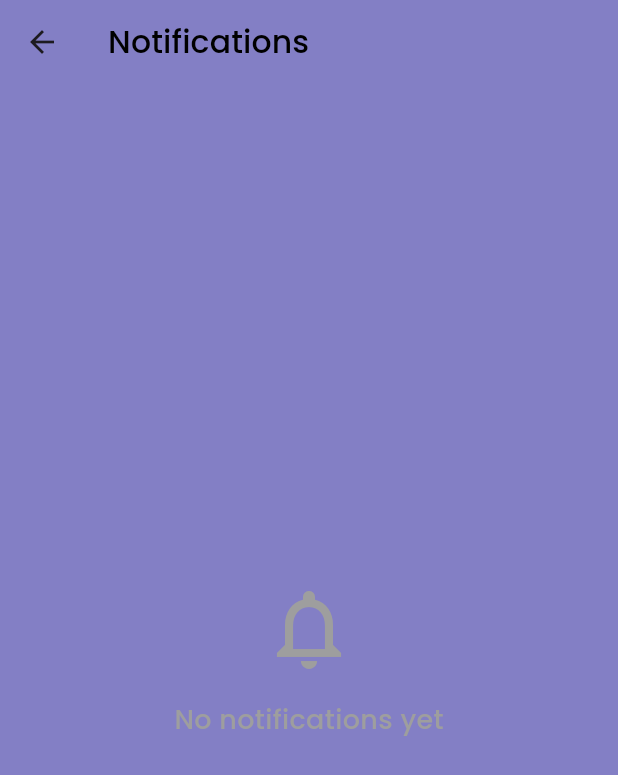
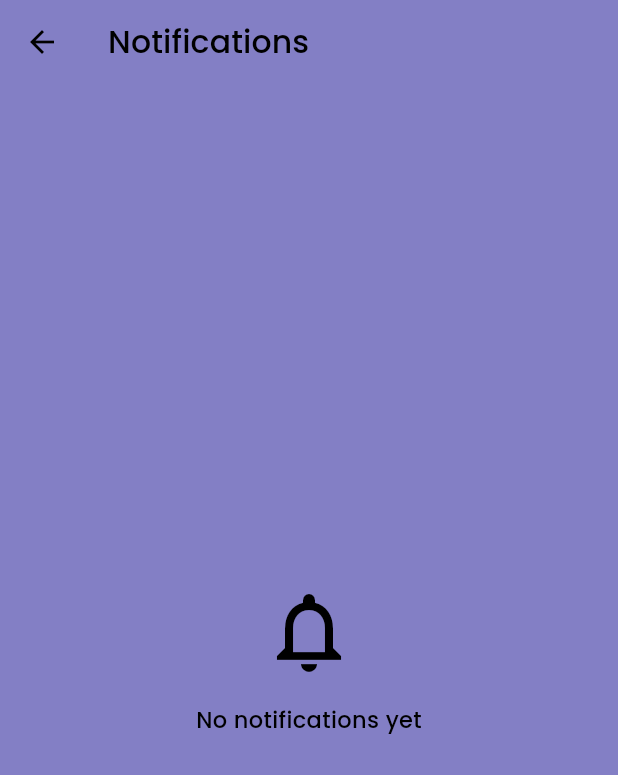
Before and after one commit to FrancescoMaca/family-center, a Flutter app: the screen it shows once a user with an empty profile is signed in, item 2 of the bottom bar chosen, after a tap on the "notifications" icon, on a phone screen of 412 x 824 dp. Shown: the top 775 px of the screen. Run offline on Flutter 3.47's test engine with Material 3 defaults, Android fonts, the phone set to English and light mode, and no system bars; our stand-ins replace cloud_firestore, curved_navigation_bar, firebase_auth, firebase_core, flutter_riverpod, flutter_svg and 2 more; missing offline and left inert: fancy_snackbar; accounts and stored records are empty; network calls fail.

Commit message:
Changed some screens
Devided the home screen into multiple files and changed the user screen as well as changed the notification screen to a more color-oriented design

```diff
--- a/lib/screen_manager.dart
+++ b/lib/screen_manager.dart
@@ -1,9 +1,9 @@
 
 import 'package:curved_navigation_bar/curved_navigation_bar.dart';
 import 'package:family_center/screens/home_screen.dart';
-import 'package:family_center/screens/notification_screen.dart';
 import 'package:family_center/screens/settings_screen.dart';
 import 'package:family_center/screens/user_profile_screen.dart';
+import 'package:family_center/widgets/layout/app_bar.dart';
 import 'package:flutter/material.dart';
 
 class ScreenManager extends StatefulWidget {
@@ -24,29 +24,10 @@ class _ScreenManagerState extends State<ScreenManager> {
   @override
   Widget build(BuildContext context) {
     return Scaffold(
-      appBar: _createAppBar(),
+      appBar: const FCAppBar(),
+      extendBodyBehindAppBar: true,
       bottomNavigationBar: _createNavigationBar(),
       body: navigationScreens[_currentScreen],
-    );
-  }
-
-  PreferredSizeWidget _createAppBar() {
-    return AppBar(
-      title: Text('Family Center', style: Theme.of(context).textTheme.titleMedium),
-      centerTitle: false,
-      actions: [
-        IconButton(
-          icon: Icon(Icons.notifications, color: Theme.of(context).primaryIconTheme.color),
-          onPressed: () {
-            Navigator.push(
-              context,
-              MaterialPageRoute(
-                builder: (context) => const NotificationScreen(),
-              ),
-            );
-          },
-        ),
-      ],
     );
   }
 
--- a/lib/screens/home_screen.dart
+++ b/lib/screens/home_screen.dart
@@ -91,20 +91,7 @@ class _HomeScreenState extends ConsumerState<ConsumerStatefulWidget> {
           const SizedBox(height: 30),
           ElevatedButton(
             onPressed: () => _showJoinFamilyDialog(context),
-            style: ButtonStyle(
-              backgroundColor: WidgetStatePropertyAll(Theme.of(context).primaryColor),
-              shadowColor: const WidgetStatePropertyAll(Colors.transparent),
-              side: WidgetStatePropertyAll(
-                BorderSide(
-                  color: Theme.of(context).primaryColor,
-                )
-              ),
-              shape: WidgetStatePropertyAll(
-                RoundedRectangleBorder(
-                  borderRadius: BorderRadius.circular(AppTheme.borderRadius)
-                )
-              )
-            ),
+            style: Theme.of(context).elevatedButtonTheme.style,
             child: Row(
               mainAxisSize: MainAxisSize.min,
               children: [
--- a/lib/screens/notification_screen.dart
+++ b/lib/screens/notification_screen.dart
@@ -11,23 +11,23 @@ class NotificationScreen extends StatelessWidget {
           'Notifications',
           style: Theme.of(context).textTheme.titleSmall,
         ),
+        iconTheme: IconThemeData(
+          color: Theme.of(context).appBarTheme.iconTheme?.color
+        ),
       ),
-      body: const Center(
+      body: Center(
         child: Column(
           mainAxisAlignment: MainAxisAlignment.center,
           children: [
             Icon(
               Icons.notifications_none,
               size: 64,
-              color: Colors.grey,
+              color: Theme.of(context).primaryIconTheme.color,
             ),
-            SizedBox(height: 16),
+            const SizedBox(height: 16),
             Text(
               'No notifications yet',
-              style: TextStyle(
-                fontSize: 18,
-                color: Colors.grey,
-              ),
+              style: Theme.of(context).textTheme.bodyMedium,
             ),
           ],
         ),
--- a/lib/screens/user_profile_screen.dart
+++ b/lib/screens/user_profile_screen.dart
@@ -42,8 +42,29 @@ class _UserProfileScreenState extends ConsumerState<UserProfileScreen> {
   @override
   Widget build(BuildContext context) {
     return Padding(
-      padding: const EdgeInsets.all(16.0),
+      padding: const EdgeInsets.all(16),
+      child: ListView(
+        children: [
+          _createProfileSection(),
+          _createEntry('Privacy', Icons.privacy_tip_rounded, () {}),
+          _createEntry('Invite a Friend', Icons.offline_bolt_rounded, () {}),
+          _createEntry('Sign out', Icons.exit_to_app_rounded, () {}, Colors.redAccent),
+        ],
+      ),
+    );
+  }
+
+  @override
+  void dispose() {
+    _nameController.dispose();
+    _ageController.dispose();
+    super.dispose();
+  }
+
+  Widget _createProfileSection() {
+    return Center(
       child: Column(
+        crossAxisAlignment: CrossAxisAlignment.center,
         children: [
           Stack(
             children: [
@@ -61,7 +82,7 @@ class _UserProfileScreenState extends ConsumerState<UserProfileScreen> {
                   style: const ButtonStyle(
                     backgroundColor: WidgetStatePropertyAll(Colors.amber),
                   ),
-                  onPressed: () => { print('clicked edit profile')},
+                  onPressed: () => { print('clicked edit profile') },
                   icon: Icon(Icons.edit, color: Theme.of(context).primaryIconTheme.color)
                 )
               )
@@ -71,22 +92,37 @@ class _UserProfileScreenState extends ConsumerState<UserProfileScreen> {
             padding: const EdgeInsets.symmetric(vertical: 10),
             child: Text('${_nameController.text} - ${_ageController.text}')
           ),
-          ElevatedButton(
-            onPressed: () {},
-            child: Text(
-              'Sign out',
-              style: Theme.of(context).textTheme.bodyMedium,
-            )
-          )
-        ],
+        ]
       ),
     );
   }
 
-  @override
-  void dispose() {
-    _nameController.dispose();
-    _ageController.dispose();
-    super.dispose();
+  Widget _createEntry(String name, IconData icon, VoidCallback onClick, [Color? bgColor]) {
+    return Padding(
+      padding: const EdgeInsets.symmetric(vertical: 5),
+      child: ElevatedButton(
+        onPressed: () {},
+        style: Theme.of(context).elevatedButtonTheme.style?.copyWith(
+          backgroundColor: WidgetStatePropertyAll(bgColor),
+          padding: const WidgetStatePropertyAll(EdgeInsets.symmetric(vertical: 5, horizontal: 10))
+        ),
+        child: Padding(
+          padding: const EdgeInsets.symmetric(vertical: 10),
+          child: Row(
+            children: [
+              Icon(
+                icon,
+                color: Theme.of(context).primaryIconTheme.color,
+              ),
+              const SizedBox(width: 10),
+              Text(
+                name,
+                style: Theme.of(context).textTheme.bodyMedium,
+              )
+            ],
+          ),
+        )
+      ),
+    );
   }
 }
--- a/lib/themes/theme.dart
+++ b/lib/themes/theme.dart
@@ -8,6 +8,9 @@ class AppTheme {
     scaffoldBackgroundColor: const Color(0xFF837FC5),
 
     appBarTheme: const AppBarTheme(
+      iconTheme: IconThemeData(
+        color: Colors.black
+      ),
       backgroundColor: Color(0xFF837FC5),
     ),
 
@@ -38,6 +41,23 @@ class AppTheme {
     primaryColor: const Color(0xFF9F9BE4),
     primaryIconTheme: const IconThemeData(
       color: Colors.black
+    ),
+
+    elevatedButtonTheme: ElevatedButtonThemeData(
+      style: ButtonStyle(
+        backgroundColor: const WidgetStatePropertyAll(Color(0xFF9F9BE4)),
+        shadowColor: const WidgetStatePropertyAll(Colors.transparent),
+        side: const WidgetStatePropertyAll(
+          BorderSide(
+            color: Color(0xFF9F9BE4),
+          )
+        ),
+        shape: WidgetStatePropertyAll(
+          RoundedRectangleBorder(
+            borderRadius: BorderRadius.circular(borderRadius)
+          )
+        )
+      )
     )
   );
 
@@ -45,6 +65,9 @@ class AppTheme {
 
     scaffoldBackgroundColor: const Color(0xFF403c75),
     appBarTheme: const AppBarTheme(
+      iconTheme: IconThemeData(
+        color: Colors.white
+      ),
       backgroundColor: Color(0xFF403c75),
     ),
     textTheme: lightTheme.textTheme.copyWith(
@@ -65,5 +88,16 @@ class AppTheme {
     primaryIconTheme: const IconThemeData(
       color: Colors.white
     ),
+
+    elevatedButtonTheme: ElevatedButtonThemeData(
+      style: lightTheme.elevatedButtonTheme.style?.copyWith(
+        backgroundColor: const WidgetStatePropertyAll(Color(0xFF555092)),
+        side: const WidgetStatePropertyAll(
+          BorderSide(
+            color: Color(0xFF555092),
+          )
+        ),
+      )
+    )
   );
 }
--- /dev/null
+++ b/lib/widgets/layout/app_bar.dart
@@ -0,0 +1,49 @@
+
+import 'dart:ui';
+import 'package:family_center/screens/notification_screen.dart';
+import 'package:flutter/material.dart';
+
+class FCAppBar extends StatelessWidget implements PreferredSizeWidget {
+  const FCAppBar({super.key});
+  @override
+  Size get preferredSize => const Size.fromHeight(kToolbarHeight);
+
+  @override
+  Widget build(BuildContext context) {
+    return AppBar(
+      title: Text(
+        'Family Center',
+        style: Theme.of(context).textTheme.titleMedium
+      ),
+      centerTitle: false,
+      backgroundColor: Colors.transparent,
+      flexibleSpace: ClipRRect(
+        child: BackdropFilter(
+          filter: ImageFilter.blur(sigmaX: 16, sigmaY: 16),
+          child: Container(
+            padding: const EdgeInsets.only(bottom: 16),
+            decoration: BoxDecoration(
+              color: Theme.of(context).scaffoldBackgroundColor.withOpacity(0.2),
+            ),
+          ),
+        ),
+      ),
+      actions: [
+        IconButton(
+          icon: Icon(
+            Icons.notifications,
+            color: Theme.of(context).primaryIconTheme.color
+          ),
+          onPressed: () {
+            Navigator.push(
+              context,
+              MaterialPageRoute(
+                builder: (context) => const NotificationScreen(),
+              ),
+            );
+          },
+        ),
+      ],
+    );
+  }
+}
```
